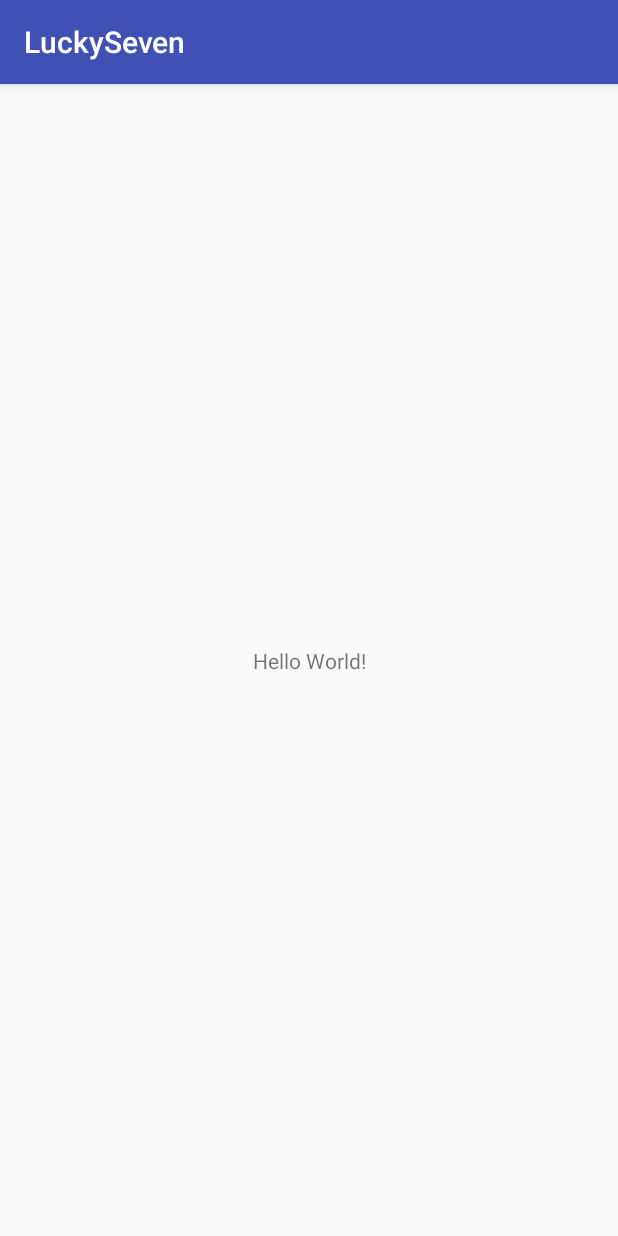
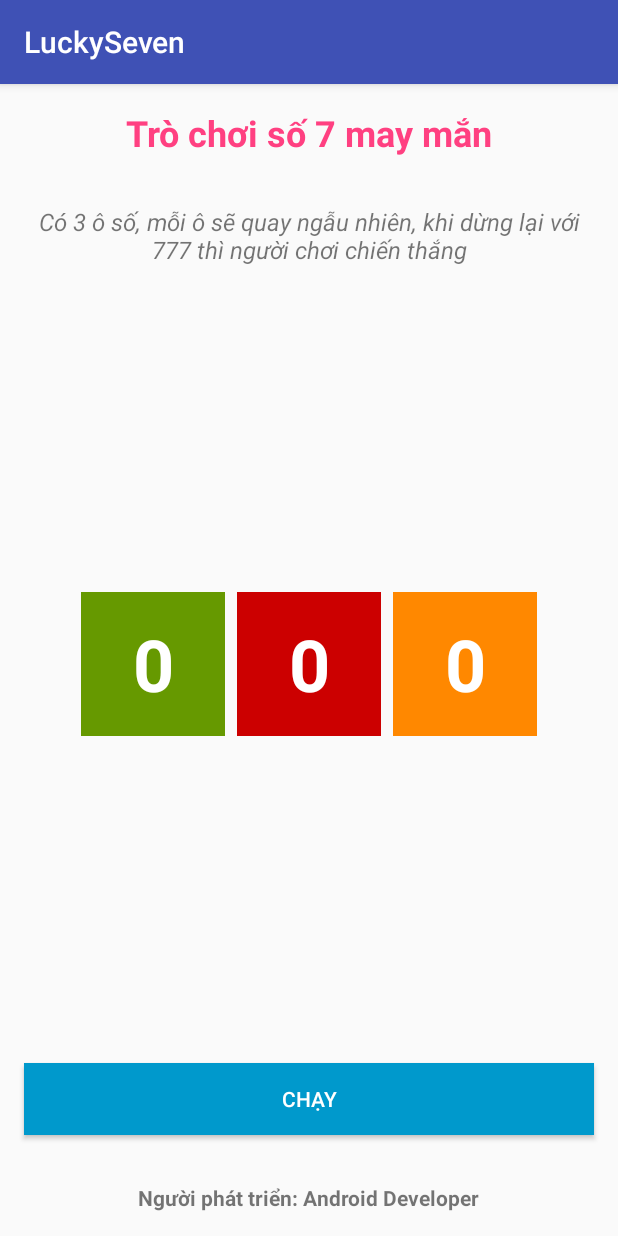
Before and after one commit to nphau-android-training/Multithreads-NumberGuessingGame, an Android app: the screen it shows after launch (MainActivity), on a phone screen of 412 x 824 dp. Run offline under Robolectric (Android 15) with nearby library versions, the phone set to English and light mode, and no system bars.

```diff
--- a/app/build.gradle
+++ b/app/build.gradle
@@ -25,6 +25,5 @@ dependencies {
         exclude group: 'com.android.support', module: 'support-annotations'
     })
     compile 'com.android.support:appcompat-v7:26.+'
-    compile 'com.android.support.constraint:constraint-layout:1.0.2'
     testCompile 'junit:junit:4.12'
 }
--- a/app/src/main/res/layout/activity_main.xml
+++ b/app/src/main/res/layout/activity_main.xml
@@ -1,18 +1,96 @@
 <?xml version="1.0" encoding="utf-8"?>
-<android.support.constraint.ConstraintLayout xmlns:android="http://schemas.android.com/apk/res/android"
-    xmlns:app="http://schemas.android.com/apk/res-auto"
-    xmlns:tools="http://schemas.android.com/tools"
+<LinearLayout xmlns:android="http://schemas.android.com/apk/res/android"
     android:layout_width="match_parent"
     android:layout_height="match_parent"
-    tools:context="com.yostajsc.luckyseven.MainActivity">
+    android:orientation="vertical">
 
     <TextView
         android:layout_width="wrap_content"
         android:layout_height="wrap_content"
-        android:text="Hello World!"
-        app:layout_constraintBottom_toBottomOf="parent"
-        app:layout_constraintLeft_toLeftOf="parent"
-        app:layout_constraintRight_toRightOf="parent"
-        app:layout_constraintTop_toTopOf="parent" />
+        android:layout_gravity="center"
+        android:padding="16dp"
+        android:text="Trò chơi số 7 may mắn"
+        android:textColor="@color/colorAccent"
+        android:textSize="24sp"
+        android:textStyle="bold" />
 
-</android.support.constraint.ConstraintLayout>
+    <TextView
+        android:layout_width="wrap_content"
+        android:layout_height="wrap_content"
+        android:layout_gravity="center"
+        android:gravity="center"
+        android:padding="16dp"
+        android:text="Có 3 ô số, mỗi ô sẽ quay ngẫu nhiên, khi dừng lại với 777 thì người chơi chiến thắng"
+        android:textSize="16sp"
+        android:textStyle="italic" />
+
+    <FrameLayout
+        android:layout_width="match_parent"
+        android:layout_height="0dp"
+        android:layout_weight="1">
+
+        <LinearLayout
+            android:layout_width="wrap_content"
+            android:layout_height="wrap_content"
+            android:layout_gravity="center"
+            android:background="@android:color/transparent">
+
+            <TextView
+                android:id="@+id/text_1"
+                android:layout_width="96dp"
+                android:layout_height="96dp"
+                android:background="@android:color/holo_green_dark"
+                android:gravity="center"
+                android:text="0"
+                android:textColor="@android:color/white"
+                android:textSize="48sp"
+                android:textStyle="bold" />
+
+            <TextView
+                android:id="@+id/text_2"
+                android:layout_width="96dp"
+                android:layout_height="96dp"
+                android:layout_marginLeft="8dp"
+                android:background="@android:color/holo_red_dark"
+                android:gravity="center"
+                android:text="0"
+                android:textColor="@android:color/white"
+                android:textSize="48sp"
+                android:textStyle="bold" />
+
+            <TextView
+                android:id="@+id/text_3"
+                android:layout_width="96dp"
+                android:layout_height="96dp"
+                android:layout_marginLeft="8dp"
+                android:background="@android:color/holo_orange_dark"
+                android:gravity="center"
+                android:text="0"
+                android:textColor="@android:color/white"
+                android:textSize="48sp"
+                android:textStyle="bold" />
+
+        </LinearLayout>
+
+    </FrameLayout>
+
+    <Button
+        android:id="@+id/btn_play"
+        android:layout_width="match_parent"
+        android:layout_height="wrap_content"
+        android:layout_gravity="center"
+        android:layout_margin="16dp"
+        android:background="@android:color/holo_blue_dark"
+        android:text="Chạy"
+        android:textAllCaps="true"
+        android:textColor="@android:color/white" />
+
+    <TextView
+        android:layout_width="wrap_content"
+        android:layout_height="wrap_content"
+        android:layout_gravity="center"
+        android:padding="16dp"
+        android:text="Người phát triển: Android Developer"
+        android:textStyle="bold" />
+
+</LinearLayout>
```
Also changed, not shown: app/src/main/java/com/yostajsc/luckyseven/MainActivity.java (+125 -0 lines).
